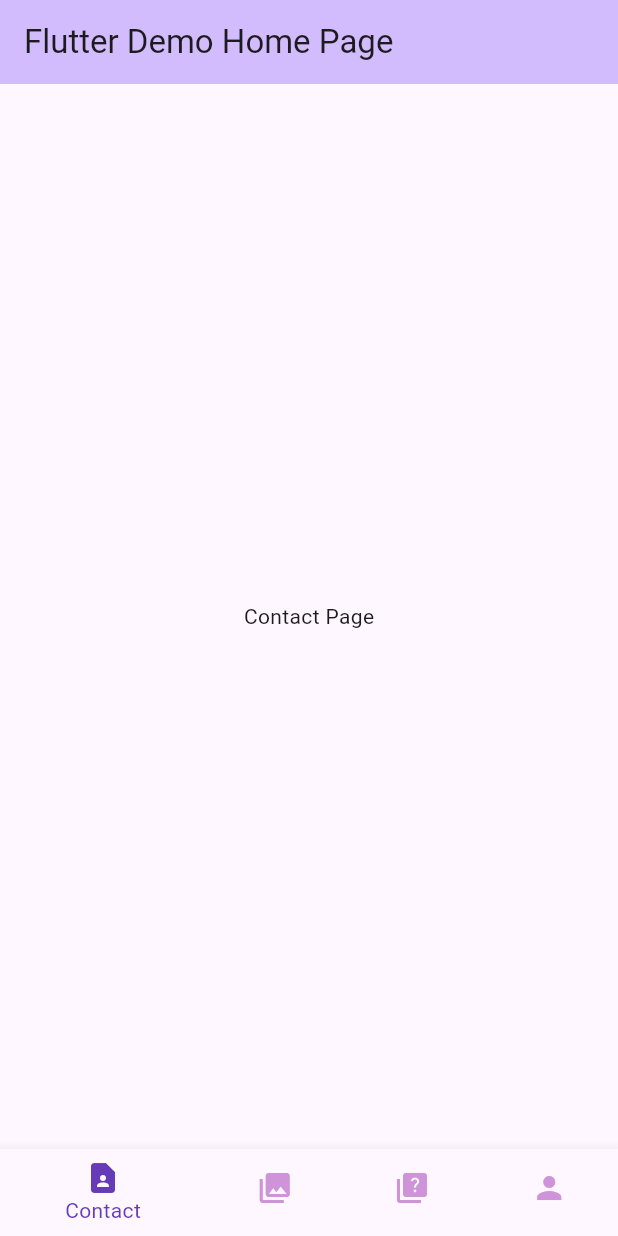
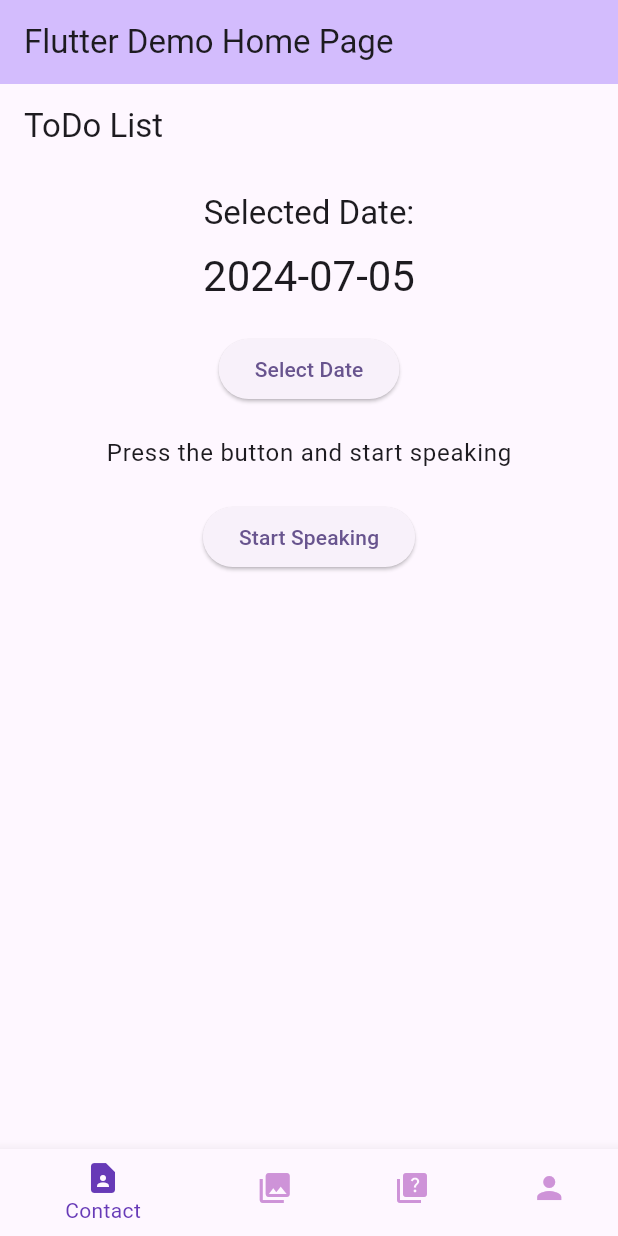
Before and after one commit to kimyerak/madcamp_week2, a Flutter app: the screen it shows after launch, on a phone screen of 412 x 824 dp. Run offline on Flutter 3.47's test engine with Material 3 defaults, Android fonts, the phone set to English and light mode, and no system bars; our stand-ins replace permission_handler, table_calendar; missing offline and left inert: flutter_sound.

Commit message:
4 tab + voice

```diff
--- a/lib/main.dart
+++ b/lib/main.dart
@@ -34,9 +34,9 @@ class HomePage extends StatefulWidget {
 class _HomePageState extends State<HomePage> {
   int _selectedIndex = 0;
 
-  static const List<Widget> _widgetOptions = <Widget>[
-    ContactPage(),
-    CollectionPage(),
+  static List<Widget> _widgetOptions = <Widget>[
+    FirstTab(),
+    SecondTab(),
     QuizPage(),
     MyPage(),
   ];
--- a/lib/tabs/contact.dart
+++ b/lib/tabs/contact.dart
@@ -1,13 +1,117 @@
 import 'package:flutter/material.dart';
+import 'package:madcamp_week0/speech_recognition_service.dart';
+import 'package:intl/intl.dart'; // 날짜 형식을 위한 패키지 추가
 
-class ContactPage extends StatelessWidget {
-  const ContactPage({super.key});
+class FirstTab extends StatefulWidget {
+  @override
+  _FirstTabState createState() => _FirstTabState();
+}
+
+class _FirstTabState extends State<FirstTab> {
+  late SpeechRecognitionService _speechRecognitionService;
+  String _recognizedText = "Press the button and start speaking";
+  DateTime _selectedDate = DateTime.now();
+  List<String> _todoList = [];
+
+  @override
+  void initState() {
+    super.initState();
+    _speechRecognitionService = SpeechRecognitionService();
+    _speechRecognitionService.initRecorder(); // 음성 녹음 초기화
+  }
+
+  // 음성을 녹음하고 인식하는 함수
+  Future<void> _recognizeSpeech() async {
+    setState(() {
+      _recognizedText = "Recognizing...";
+    });
+
+    // 음성 녹음 시작
+    String? filePath = await _speechRecognitionService.record();
+    if (filePath != null) {
+      // 녹음된 음성을 텍스트로 변환
+      String? recognizedText = await _speechRecognitionService.recognizeSpeech(filePath);
+      setState(() {
+        if (recognizedText != null && recognizedText.isNotEmpty) {
+          _todoList.add(recognizedText); // 인식된 텍스트를 ToDoList에 추가
+          _recognizedText = "Added to ToDo List";
+        } else {
+          _recognizedText = "Failed to recognize speech";
+        }
+      });
+    } else {
+      setState(() {
+        _recognizedText = "Failed to record speech";
+      });
+    }
+  }
+
+  // 날짜 선택 함수
+  Future<void> _selectDate(BuildContext context) async {
+    final DateTime? picked = await showDatePicker(
+      context: context,
+      initialDate: _selectedDate,
+      firstDate: DateTime(2020),
+      lastDate: DateTime(2030),
+    );
+    if (picked != null && picked != _selectedDate)
+      setState(() {
+        _selectedDate = picked;
+      });
+  }
 
   @override
   Widget build(BuildContext context) {
+    String formattedDate = DateFormat('yyyy-MM-dd').format(_selectedDate); // 날짜 형식을 지정하여 표시
+
     return Scaffold(
+      appBar: AppBar(
+        title: Text('ToDo List'),
+      ),
       body: Center(
-        child: Text('Contact Page'),
+        child: Padding(
+          padding: const EdgeInsets.all(16.0),
+          child: Column(
+            mainAxisAlignment: MainAxisAlignment.center,
+            children: <Widget>[
+              Text(
+                'Selected Date:',
+                style: Theme.of(context).textTheme.titleLarge, // headline6 대신 titleLarge 사용
+              ),
+              SizedBox(height: 10),
+              Text(
+                formattedDate,
+                style: Theme.of(context).textTheme.headlineMedium, // headline4 대신 headlineMedium 사용
+              ),
+              SizedBox(height: 20),
+              ElevatedButton(
+                onPressed: () => _selectDate(context),
+                child: Text('Select Date'),
+              ),
+              SizedBox(height: 20),
+              Text(
+                _recognizedText,
+                style: Theme.of(context).textTheme.bodyLarge, // bodyText1 대신 bodyLarge 사용
+              ),
+              SizedBox(height: 20),
+              ElevatedButton(
+                onPressed: _recognizeSpeech,
+                child: Text('Start Speaking'),
+              ),
+              SizedBox(height: 20),
+              Expanded(
+                child: ListView.builder(
+                  itemCount: _todoList.length,
+                  itemBuilder: (context, index) {
+                    return ListTile(
+                      title: Text(_todoList[index]),
+                    );
+                  },
+                ),
+              ),
+            ],
+          ),
+        ),
       ),
     );
   }
```
Also changed, not shown: lib/speech_recognition_service.dart (added, +64 -0 lines), lib/tabs/collection.dart (+75 -4 lines), pubspec.yaml (+8 -71 lines), pubspec.lock, 4 other files.
